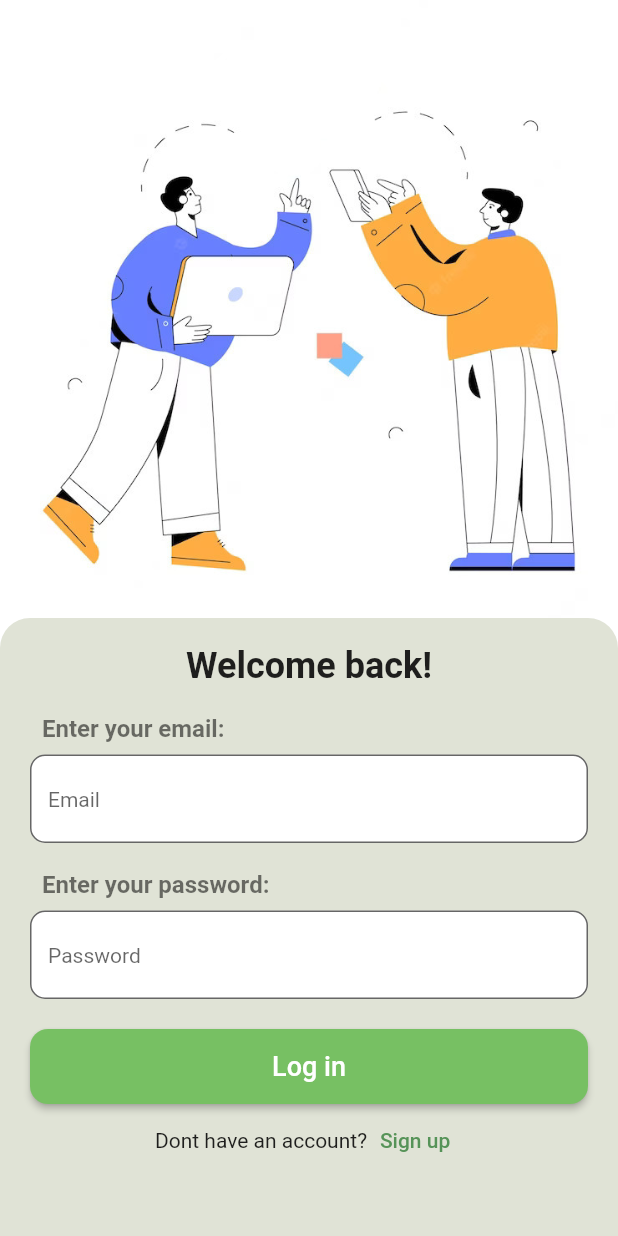
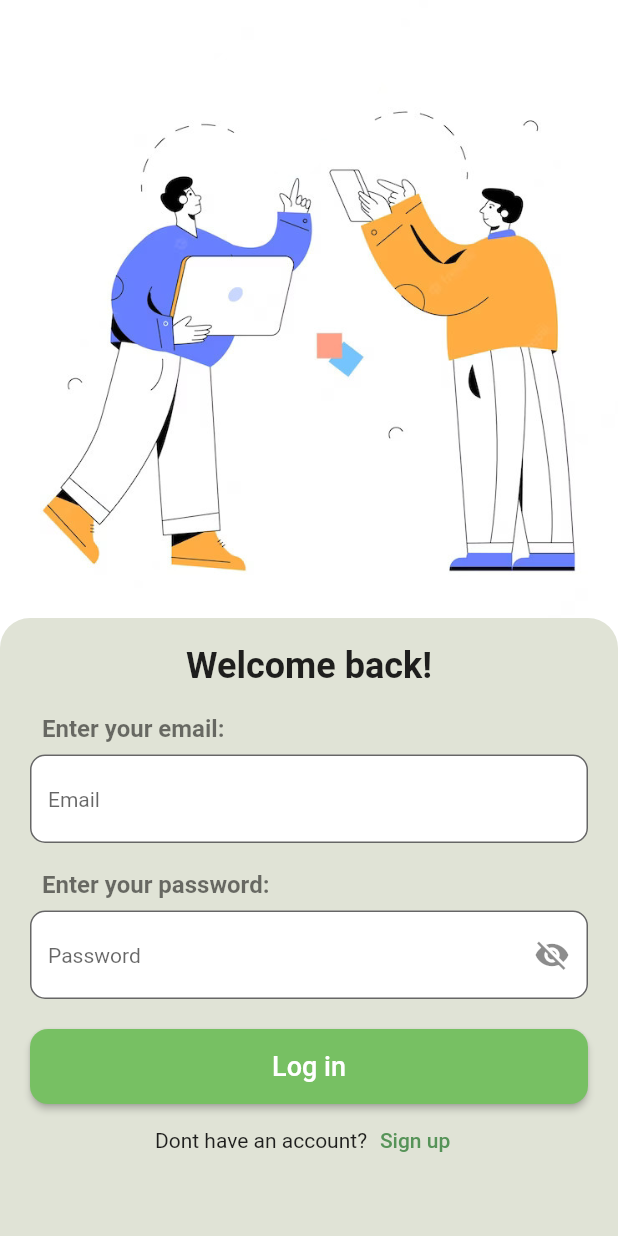
Before and after one commit to Hacktivists-AUB/Need2Give-frontend, a Flutter app: the screen it shows after launch, on a phone screen of 412 x 824 dp. Run offline on Flutter 3.47's test engine with Material 2 defaults, Android fonts, the phone set to English and light mode, and no system bars; our stand-ins replace carousel_slider, smooth_page_indicator.

Commit message:
Add password visibility on and off feature to Input

```diff
--- a/need2give/lib/auth_screens/login.dart
+++ b/need2give/lib/auth_screens/login.dart
@@ -71,7 +71,7 @@ class _LoginState extends State<Login> {
                             ),
                           ],
                         ),
-                        InputBox(
+                        Input(
                             controller: _emailController, hintText: 'Email'),
                         const SizedBox(height: 10),
                         Row(
@@ -90,9 +90,9 @@ class _LoginState extends State<Login> {
                             ),
                           ],
                         ),
-                        InputBox(
+                        Input(
                             controller: _passwordController,
-                            hintText: 'Password'),
+                            hintText: 'Password', secret: true,),
                         const SizedBox(height: 20),
                         Button(text: 'Log in', onPressed: () {}),
                         Row(
--- a/need2give/lib/widgets/textfield.dart
+++ b/need2give/lib/widgets/textfield.dart
@@ -2,12 +2,12 @@ import 'package:flutter/material.dart';
 
 import '../constants/global.dart';
 
-class InputBox extends StatelessWidget {
+class Input extends StatefulWidget {
   final TextEditingController controller;
   final String hintText;
   final bool secret;
 
-  const InputBox({
+  const Input({
     super.key,
     required this.controller,
     required this.hintText,
@@ -15,14 +15,31 @@ class InputBox extends StatelessWidget {
   });
 
   @override
+  State<Input> createState() => _InputState();
+}
+
+class _InputState extends State<Input> {
+  bool _isVisible = false;
+
+  @override
   Widget build(BuildContext context) {
     return TextFormField(
-      obscureText: secret,
-      controller: controller,
+      obscureText: widget.secret? !_isVisible : false,
+      controller: widget.controller,
       decoration: InputDecoration(
         filled: true,
         fillColor: Global.white,
-        hintText: hintText,
+        suffixIcon: IconButton(
+          icon: Icon(
+            widget.secret ? (_isVisible? Icons.visibility : Icons.visibility_off) : null,
+          ),
+          onPressed: () {
+              setState(() {
+                _isVisible = !_isVisible;
+              });
+          },
+        ),
+        hintText: widget.hintText,
         hintStyle: const TextStyle(fontSize: 14),
         border: OutlineInputBorder(
           borderSide: const BorderSide(
@@ -33,7 +50,7 @@ class InputBox extends StatelessWidget {
       ),
       validator: (value) {
         if (value == null || value.isEmpty) {
-          return 'Enter your $hintText';
+          return 'Enter your $widget.hintText';
         }
         return null;
       },
```
